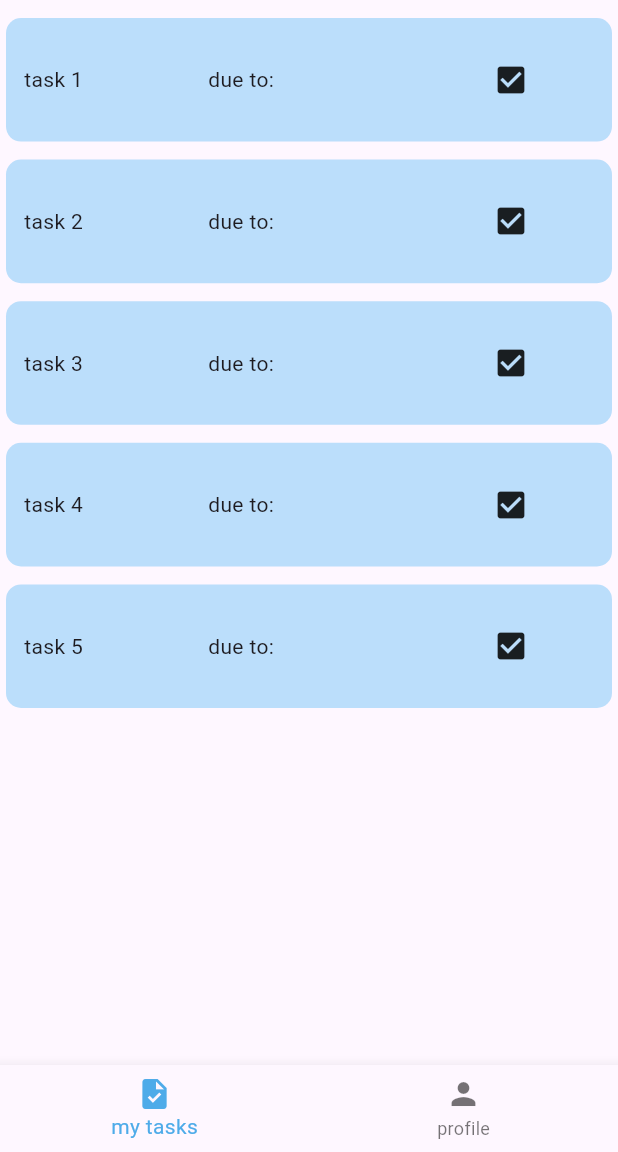
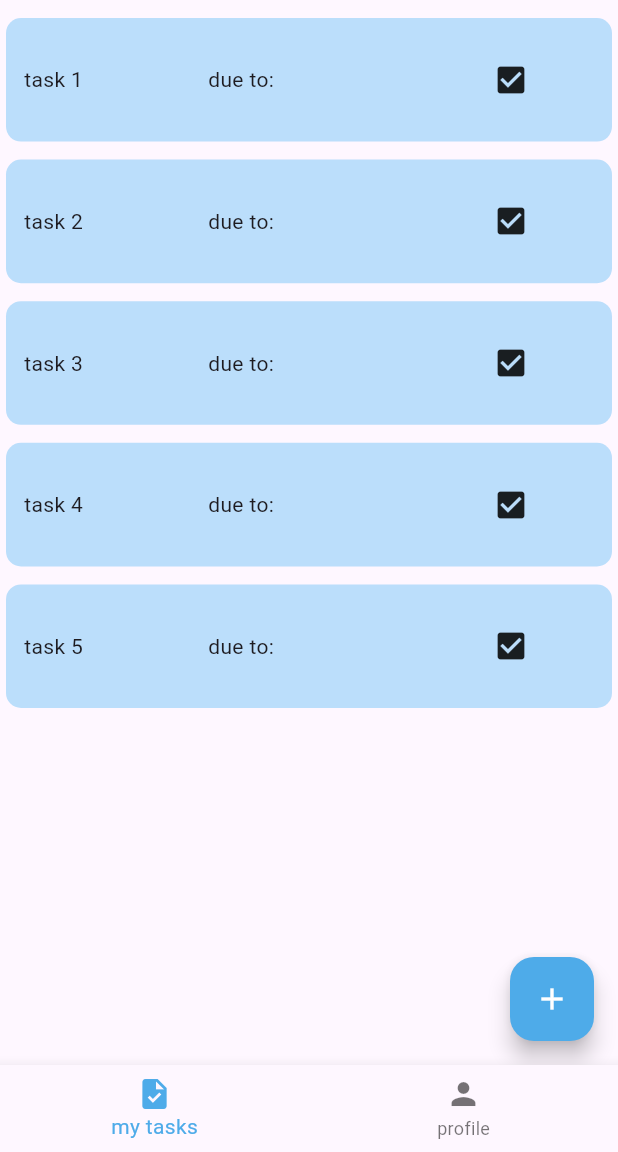
Before and after one commit to eduardobandeiramg/nex-task, a Flutter app: the screen it shows after launch, on a phone screen of 412 x 824 dp, the part 84-1236 px from its top. Run offline on Flutter 3.47's test engine with Material 3 defaults, Android fonts, the phone set to English and light mode, and no system bars; our stand-ins replace flutter_bloc, supabase_flutter; accounts and stored records are empty; statements that could not run were skipped.

Commit message:
finishing 'create task' feature

```diff
--- a/lib/model/enums/status.dart
+++ b/lib/model/enums/status.dart
@@ -1,4 +1,4 @@
-enum Status{
+enum TaskStatus{
   toDo,
   inProgress,
   done
--- a/lib/utils/enums/button_types.dart
+++ b/lib/utils/enums/button_types.dart
@@ -1,4 +1,5 @@
 enum ButtonTypes{
   createAccount,
-  login
+  login,
+  createTask,
 }
--- /dev/null
+++ b/lib/utils/enums/tasks_list_screen_state.dart
@@ -0,0 +1,5 @@
+enum TasksListScreenState{
+  loading,
+  list,
+  newTask
+}
--- a/lib/view/screens/main_screens/tasks_list.dart
+++ b/lib/view/screens/main_screens/tasks_list.dart
@@ -1,14 +1,33 @@
 import 'package:flutter/material.dart';
+import 'package:nex_task/utils/enums/tasks_list_screen_state.dart';
 import 'package:nex_task/view/components/cards/task_card.dart';
+import 'package:nex_task/view/components/modals/create_task_modal.dart';
 
-class TasksList extends StatelessWidget {
+class TasksList extends StatefulWidget {
   const TasksList({super.key});
+
+  @override
+  State<TasksList> createState() => _TasksListState();
+}
+
+class _TasksListState extends State<TasksList> {
+  ///TODO: START WITH LOADING!!
+  TasksListScreenState screenState = TasksListScreenState.list;
 
   @override
   Widget build(BuildContext context) {
     // TODO: Add filter for each progress status
-    return Scaffold(
-      body: ListView(
+    return screenState == TasksListScreenState.loading
+        ? Stack(
+          children: [
+            ModalBarrier(color: Colors.transparent.withOpacity(0.5)),
+            Center(child: CircularProgressIndicator(color: Theme.of(context).primaryColor)),
+          ],
+        )
+        : Scaffold(
+          body:
+              screenState == TasksListScreenState.list
+                  ? ListView(
                     children: [
                       TaskCard(name: "task 1"),
                       TaskCard(name: "task 2"),
@@ -16,6 +35,21 @@ class TasksList extends StatelessWidget {
                       TaskCard(name: "task 4"),
                       TaskCard(name: "task 5"),
                     ],
+                  )
+                  : Center(child: CreateTaskModal()),
+          floatingActionButton: FloatingActionButton(
+            backgroundColor: Theme.of(context).primaryColor,
+            child:
+                screenState == TasksListScreenState.list
+                    ? Icon(Icons.add, color: Colors.white)
+                    : Icon(Icons.cancel_sharp, color: Colors.white,),
+            onPressed: () {
+              setState(() {
+                screenState == TasksListScreenState.list
+                    ? screenState = TasksListScreenState.newTask
+                    : screenState = TasksListScreenState.list;
+              });
+            },
           ),
         );
   }
--- /dev/null
+++ b/lib/view/state_management/new_task_form_state/category_selection_state.dart
@@ -0,0 +1,3 @@
+class CategorySelectionState{
+  static String? category;
+}
--- /dev/null
+++ b/lib/view/state_management/user_infos/user_infos.dart
@@ -0,0 +1,4 @@
+class UserInfos{
+  static late var userID;
+  static late String userEmail;
+}
--- a/pubspec.yaml
+++ b/pubspec.yaml
@@ -37,6 +37,7 @@ dependencies:
   supabase_flutter: ^2.9.1
   shared_preferences: ^2.5.3
   flutter_bloc: ^9.1.1
+  dropdown_search: ^6.0.2
 
 dev_dependencies:
   flutter_test:
```
Also changed, not shown: lib/controller/tasks_controller.dart (+10 -0 lines), lib/main.dart (+6 -1 lines), lib/model/models/task.dart (+24 -1 lines), lib/services/database/tasks_database.dart (added, +10 -0 lines), lib/utils/enums/text_form_field_input.dart (+7 -1 lines), lib/view/components/buttons/standard_button.dart (+23 -11 lines), lib/view/components/modals/create_task_modal.dart (+131 -0 lines), lib/view/components/text_form_fields/standard_text_form_field.dart (+51 -5 lines), lib/view/components/text_form_fields/task_category_drop_down.dart (added, +35 -0 lines), pubspec.lock. Lines whose indentation alone changed are shown as unchanged.
